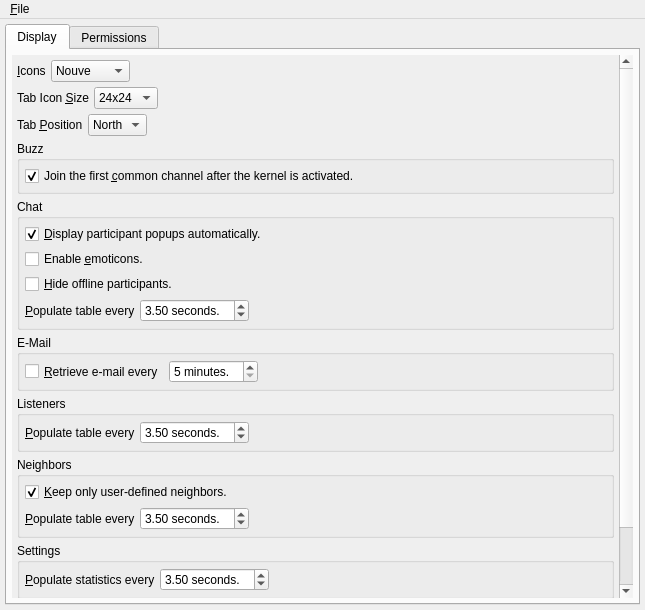
First picture: the form in GoldBug-UI/options.ui, repository xloem/spot-on-svn, before the edit.
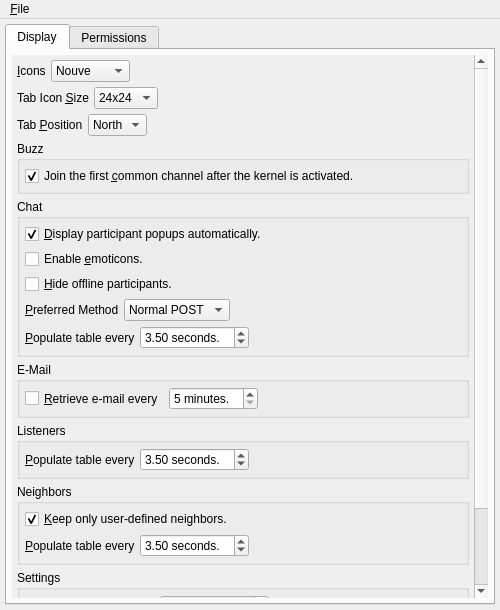
Second picture: the form after the edit. Icons and pictures are not drawn.

Commit message: Moved the chat send method to options.

What changed in the file:
```diff
--- a/GoldBug-UI/options.ui
+++ b/GoldBug-UI/options.ui
@@ -6,7 +6,7 @@
    <rect>
     <x>0</x>
     <y>0</y>
-    <width>645</width>
+    <width>500</width>
     <height>610</height>
    </rect>
   </property>
@@ -54,8 +54,8 @@
             <rect>
              <x>0</x>
              <y>0</y>
-             <width>606</width>
-             <height>624</height>
+             <width>461</width>
+             <height>656</height>
             </rect>
            </property>
            <layout class="QVBoxLayout" name="verticalLayout_9">
@@ -302,6 +302,59 @@
                  </property>
                 </widget>
                </item>
+               <item>
+                <layout class="QHBoxLayout" name="horizontalLayout_5">
+                 <property name="spacing">
+                  <number>5</number>
+                 </property>
+                 <item>
+                  <widget class="QLabel" name="label_9">
+                   <property name="text">
+                    <string>&amp;Preferred Method</string>
+                   </property>
+                   <property name="buddy">
+                    <cstring>chatSendMethod</cstring>
+                   </property>
+                  </widget>
+                 </item>
+                 <item>
+                  <widget class="QComboBox" name="chatSendMethod">
+                   <property name="sizePolicy">
+                    <sizepolicy hsizetype="Preferred" vsizetype="Fixed">
+                     <horstretch>0</horstretch>
+                     <verstretch>0</verstretch>
+                    </sizepolicy>
+                   </property>
+                   <property name="sizeAdjustPolicy">
+                    <enum>QComboBox::AdjustToContents</enum>
+                   </property>
+                   <item>
+                    <property name="text">
+                     <string>Normal POST</string>
+                    </property>
+                   </item>
+                   <item>
+                    <property name="text">
+                     <string>Artificial GET</string>
+                    </property>
+                   </item>
+                  </widget>
+                 </item>
+                 <item>
+                  <spacer name="horizontalSpacer_5">
+                   <property name="orientation">
+                    <enum>Qt::Horizontal</enum>
+                   </property>
+                   <property name="sizeHint" stdset="0">
+                    <size>
+                     <width>40</width>
+                     <height>20</height>
+                    </size>
+                   </property>
+                  </spacer>
+                 </item>
+                </layout>
+               </item>
                <item>
                 <layout class="QHBoxLayout" name="horizontalLayout_98">
                  <property name="spacing">
@@ -1358,7 +1411,7 @@
     <rect>
      <x>0</x>
      <y>0</y>
-     <width>645</width>
+     <width>500</width>
      <height>23</height>
     </rect>
    </property>
```
Left out of the diff: 1 changed line with no effect on the pictures. The commit also changes 4 other files.
